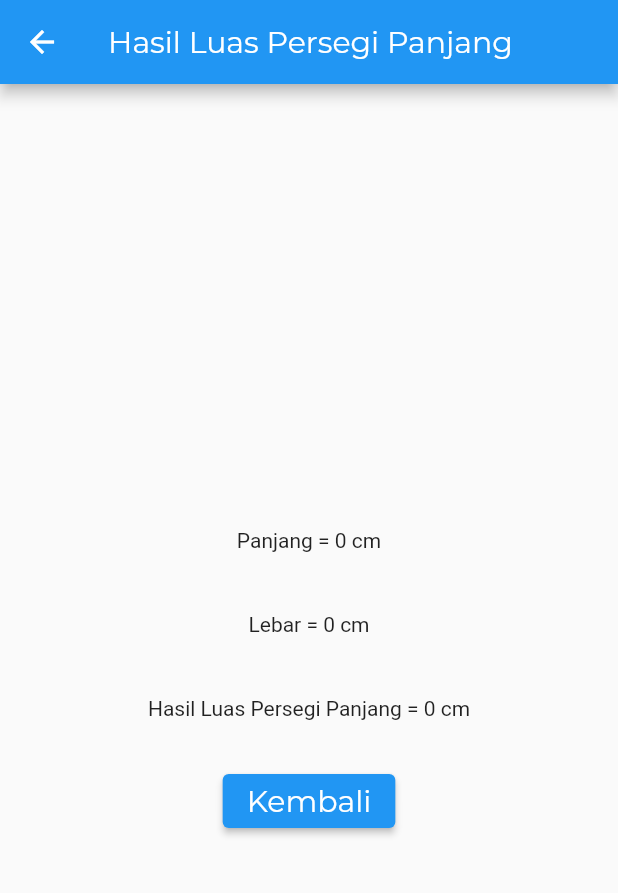
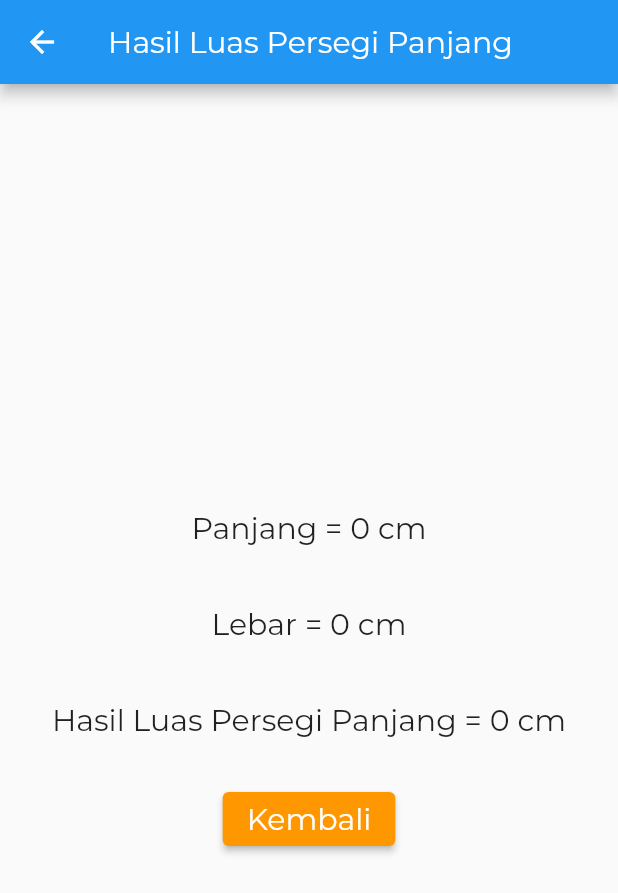
Before and after one commit to mohammadsulaeman/TUGAS_AKHIR_DICODING_RUMUS_BANGUN_DATAR_FLUTTER, a Flutter app: the LuasPersegiPanjang screen opened directly with empty values, on a phone screen of 412 x 824 dp. Shown: the top 893 px of the screen. Run offline on Flutter 3.47's test engine with Material 2 defaults, Android fonts, the phone set to English and light mode, and no system bars.

Commit message:
update terbaru

```diff
--- a/analysis_options.yaml
+++ b/analysis_options.yaml
@@ -7,7 +7,7 @@
 
 # The following line activates a set of recommended lints for Flutter apps,
 # packages, and plugins designed to encourage good coding practices.
-include: package:flutter_lints/flutter.yaml
+#include: package:flutter_lints/flutter.yaml
 
 linter:
   # The lint rules applied to this project can be customized in the
--- a/lib/hasil/persegi/keliling_persegi.dart
+++ b/lib/hasil/persegi/keliling_persegi.dart
@@ -2,7 +2,7 @@ import 'package:flutter/material.dart';
 
 var fontFamilyHome = const TextStyle(
   fontFamily: 'Montserrat',
-  fontSize: 20,
+  fontSize: 20.0,
 );
 
 class KelilingPersegi extends StatelessWidget {
@@ -17,11 +17,12 @@ class KelilingPersegi extends StatelessWidget {
         title: Text(
           "Keliling Persegi",
           style: fontFamilyHome,
-          textAlign: TextAlign.center,
         ),
+        centerTitle: true,
       ),
       body: Center(
         child: Column(
+          mainAxisAlignment: MainAxisAlignment.center,
           children: <Widget>[
             Container(
               margin: const EdgeInsets.all(10.0),
--- a/lib/hasil/persegipanjang/keliling_persegipanjang.dart
+++ b/lib/hasil/persegipanjang/keliling_persegipanjang.dart
@@ -1,9 +1,8 @@
 import 'package:flutter/material.dart';
-import 'package:rumus_bangun_datar/hasil/persegipanjang/luas_persegipanjang.dart';
 
 var fontFamilyHome = const TextStyle(
   fontFamily: 'Montserrat',
-  fontSize: 20,
+  fontSize: 20.0,
 );
 
 class KelilingPersegiPanjang extends StatelessWidget {
@@ -21,11 +20,12 @@ class KelilingPersegiPanjang extends StatelessWidget {
         title: Text(
           "Hasil Luas Persegi Panjang",
           style: fontFamilyHome,
-          textAlign: TextAlign.center,
         ),
+        centerTitle: true,
       ),
       body: Center(
         child: Column(
+          mainAxisAlignment: MainAxisAlignment.center,
           children: <Widget>[
             const Padding(padding: EdgeInsets.all(10.0)),
             Container(
@@ -33,7 +33,6 @@ class KelilingPersegiPanjang extends StatelessWidget {
               child: Text(
                 "Panjang = $panjang cm",
                 style: fontFamilyHome,
-                textAlign: TextAlign.center,
               ),
             ),
             const Padding(padding: EdgeInsets.all(10.0)),
@@ -42,7 +41,6 @@ class KelilingPersegiPanjang extends StatelessWidget {
               child: Text(
                 "Lebar = $lebar cm",
                 style: fontFamilyHome,
-                textAlign: TextAlign.center,
               ),
             ),
             const Padding(padding: EdgeInsets.all(10.0)),
@@ -51,7 +49,6 @@ class KelilingPersegiPanjang extends StatelessWidget {
               child: Text(
                 "Hasil Keliling Persegi Panjang = $keliling cm",
                 style: fontFamilyHome,
-                textAlign: TextAlign.center,
               ),
             ),
             const Padding(padding: EdgeInsets.all(10.0)),
--- a/lib/hasil/persegipanjang/luas_persegipanjang.dart
+++ b/lib/hasil/persegipanjang/luas_persegipanjang.dart
@@ -2,7 +2,7 @@ import 'package:flutter/material.dart';
 
 var fontFamilyHome = const TextStyle(
   fontFamily: 'Montserrat',
-  fontSize: 20,
+  fontSize: 20.0,
 );
 
 class LuasPersegiPanjang extends StatelessWidget {
@@ -20,8 +20,8 @@ class LuasPersegiPanjang extends StatelessWidget {
         title: Text(
           "Hasil Luas Persegi Panjang",
           style: fontFamilyHome,
-          textAlign: TextAlign.center,
         ),
+        centerTitle: true,
       ),
       body: Center(
         child: Column(
@@ -30,27 +30,37 @@ class LuasPersegiPanjang extends StatelessWidget {
             const Padding(padding: EdgeInsets.all(10.0)),
             Container(
               margin: const EdgeInsets.all(10.0),
-              child: Text("Panjang = $panjang cm"),
+              child: Text(
+                "Panjang = $panjang cm",
+                style: fontFamilyHome,
+              ),
             ),
             const Padding(padding: EdgeInsets.all(10.0)),
             Container(
               margin: const EdgeInsets.all(10.0),
-              child: Text("Lebar = $lebar cm"),
+              child: Text(
+                "Lebar = $lebar cm",
+                style: fontFamilyHome,
+              ),
             ),
             const Padding(padding: EdgeInsets.all(10.0)),
             Container(
               margin: const EdgeInsets.all(10.0),
-              child: Text("Hasil Luas Persegi Panjang = $luasbangun cm"),
+              child: Text(
+                "Hasil Luas Persegi Panjang = $luasbangun cm",
+                style: fontFamilyHome,
+              ),
             ),
             const Padding(padding: EdgeInsets.all(10.0)),
             ElevatedButton(
+                style: ButtonStyle(
+                    backgroundColor: MaterialStateProperty.all(Colors.orange)),
                 onPressed: () {
                   Navigator.pop(context);
                 },
                 child: Text(
                   'Kembali',
                   style: fontFamilyHome,
-                  textAlign: TextAlign.center,
                 ))
           ],
         ),
--- a/lib/pages/home_pages.dart
+++ b/lib/pages/home_pages.dart
@@ -5,7 +5,7 @@ import 'package:rumus_bangun_datar/pages/segitiga_pages.dart';
 
 var fontFamilyHome = const TextStyle(
   fontFamily: 'Montserrat',
-  fontSize: 20,
+  fontSize: 20.0,
 );
 
 class MyHomePage extends StatelessWidget {
@@ -15,11 +15,12 @@ class MyHomePage extends StatelessWidget {
   Widget build(BuildContext context) {
     return Scaffold(
       appBar: AppBar(
-          title: Text(
-        'Rumus Bangun Datar',
-        textAlign: TextAlign.center,
-        style: fontFamilyHome,
-      )),
+        title: Text(
+          'Rumus Bangun Datar',
+          style: fontFamilyHome,
+        ),
+        centerTitle: true,
+      ),
       body: SingleChildScrollView(
         child: Center(
           child: Column(
--- a/lib/pages/persegi_pages.dart
+++ b/lib/pages/persegi_pages.dart
@@ -12,7 +12,7 @@ class PersegiPage extends StatefulWidget {
 class _PersegiPageState extends State<PersegiPage> {
   var fontFamilyHome = const TextStyle(
     fontFamily: 'Montserrat',
-    fontSize: 20,
+    fontSize: 20.0,
   );
   int sisi = 0;
 
@@ -23,8 +23,8 @@ class _PersegiPageState extends State<PersegiPage> {
         title: Text(
           "Persegi",
           style: fontFamilyHome,
-          textAlign: TextAlign.center,
         ),
+        centerTitle: true,
       ),
       body: SingleChildScrollView(
         child: Center(
@@ -117,7 +117,6 @@ class _PersegiPageState extends State<PersegiPage> {
                     child: Text(
                       "Keliling Persegi",
                       style: fontFamilyHome,
-                      textAlign: TextAlign.center,
                     ),
                   ),
                 ],
--- a/lib/pages/segitiga_pages.dart
+++ b/lib/pages/segitiga_pages.dart
@@ -24,8 +24,8 @@ class _SegitigaPageState extends State<SegitigaPage> {
         title: Text(
           'Segitiga',
           style: fontFamilyHome,
-          textAlign: TextAlign.center,
         ),
+        centerTitle: true,
       ),
       body: SingleChildScrollView(
         child: Column(
```
Also changed, not shown: lib/hasil/persegi/luas_persegi.dart (+11 -4 lines), lib/hasil/segitiga/keliling_segitiga.dart (+3 -8 lines), lib/hasil/segitiga/luas_segitiga.dart (+3 -7 lines), lib/pages/persegi_panjang_pages.dart (+3 -4 lines), pubspec.yaml (+11 -0 lines), images/icon.png (added), pubspec.lock, 6 other files.
